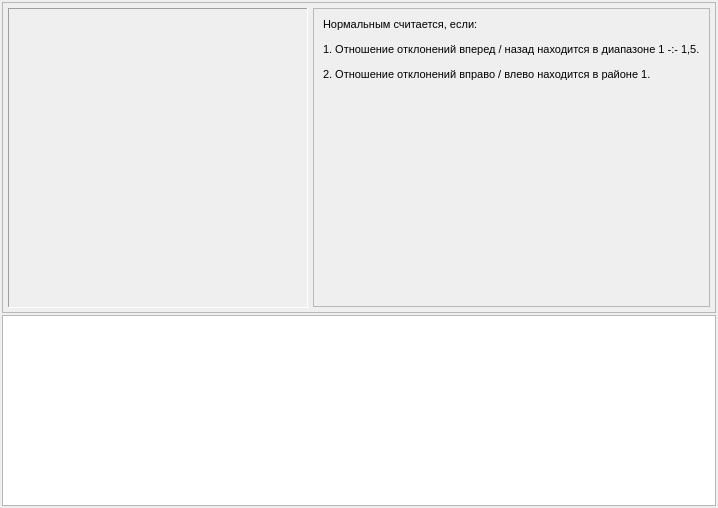
Qt form metodics/dynamic_tests/cross/crossvisualize.ui (grigp/a-analyser) before a commit.
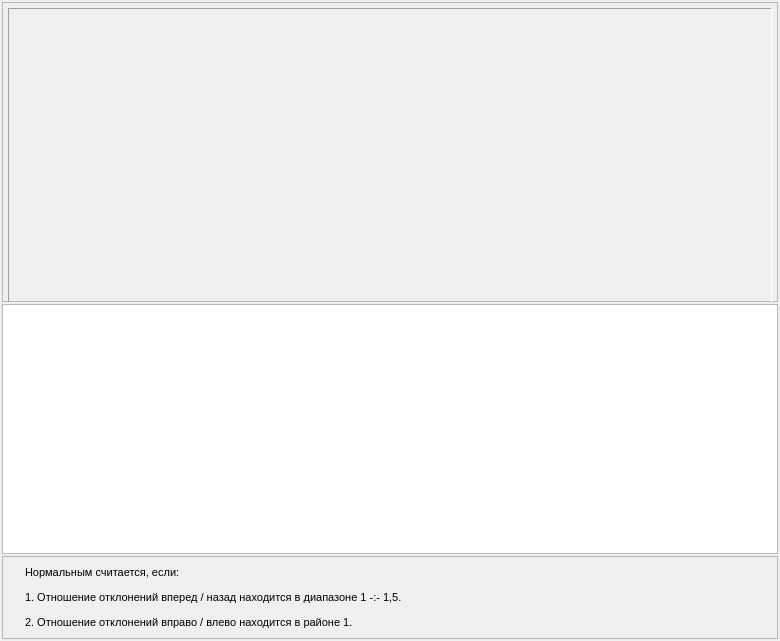
The same form after that commit. Icons and pictures are not drawn. Custom widgets are drawn as their Qt base class.

Patch:
```diff
--- a/metodics/dynamic_tests/cross/crossvisualize.ui
+++ b/metodics/dynamic_tests/cross/crossvisualize.ui
@@ -6,8 +6,8 @@
    <rect>
     <x>0</x>
     <y>0</y>
-    <width>706</width>
-    <height>508</height>
+    <width>780</width>
+    <height>641</height>
    </rect>
   </property>
   <property name="windowTitle">
@@ -95,15 +95,56 @@
         </layout>
        </widget>
       </item>
+     </layout>
+    </widget>
+   </item>
+   <item>
+    <widget class="QTreeView" name="tvFactors">
+     <property name="sizePolicy">
+      <sizepolicy hsizetype="Expanding" vsizetype="Fixed">
+       <horstretch>0</horstretch>
+       <verstretch>0</verstretch>
+      </sizepolicy>
+     </property>
+     <property name="minimumSize">
+      <size>
+       <width>0</width>
+       <height>250</height>
+      </size>
+     </property>
+    </widget>
+   </item>
       <item>
        <widget class="QFrame" name="frNorm">
+     <property name="sizePolicy">
+      <sizepolicy hsizetype="Preferred" vsizetype="Fixed">
+       <horstretch>0</horstretch>
+       <verstretch>0</verstretch>
+      </sizepolicy>
+     </property>
         <property name="frameShape">
          <enum>QFrame::StyledPanel</enum>
         </property>
         <property name="frameShadow">
          <enum>QFrame::Raised</enum>
         </property>
-        <layout class="QVBoxLayout" name="verticalLayout_2">
+     <layout class="QHBoxLayout" name="horizontalLayout_3">
+      <item>
+       <widget class="QLabel" name="lblInfoLogo">
+        <property name="sizePolicy">
+         <sizepolicy hsizetype="Maximum" vsizetype="Preferred">
+          <horstretch>0</horstretch>
+          <verstretch>0</verstretch>
+         </sizepolicy>
+        </property>
+        <property name="text">
+         <string/>
+        </property>
+        <property name="pixmap">
+         <pixmap resource="../../../kernel.qrc">:/images/Info.png</pixmap>
+        </property>
+       </widget>
+      </item>
          <item>
           <widget class="QLabel" name="lblNorm">
            <property name="sizePolicy">
@@ -124,7 +165,13 @@
             </font>
            </property>
            <property name="text">
-            <string>&lt;html&gt;&lt;head/&gt;&lt;body&gt;&lt;p&gt;&lt;span style=&quot; font-size:8pt;&quot;&gt;Нормальным считается, если:&lt;/span&gt;&lt;/p&gt;&lt;p&gt;&lt;span style=&quot; font-size:8pt;&quot;&gt;1. Отношение отклонений вперед / назад находится в диапазоне 1 -:- 1,5.&lt;/span&gt;&lt;/p&gt;&lt;p&gt;&lt;span style=&quot; font-size:8pt;&quot;&gt;2. Отношение отклонений вправо / влево находится в районе 1.&lt;/span&gt;&lt;/p&gt;&lt;/body&gt;&lt;/html&gt;</string>
+         <string>&lt;!DOCTYPE HTML PUBLIC &quot;-//W3C//DTD HTML 4.0//EN&quot; &quot;http://www.w3.org/TR/REC-html40/strict.dtd&quot;&gt;
+&lt;html&gt;&lt;head&gt;&lt;meta name=&quot;qrichtext&quot; content=&quot;1&quot; /&gt;&lt;style type=&quot;text/css&quot;&gt;
+p, li { white-space: pre-wrap; }
+&lt;/style&gt;&lt;/head&gt;&lt;body style=&quot; font-family:'MS Shell Dlg 2'; font-size:12pt; font-weight:400; font-style:normal;&quot;&gt;
+&lt;p style=&quot; margin-top:12px; margin-bottom:12px; margin-left:0px; margin-right:0px; -qt-block-indent:0; text-indent:0px;&quot;&gt;&lt;span style=&quot; font-size:8pt;&quot;&gt;Нормальным считается, если:&lt;/span&gt;&lt;/p&gt;
+&lt;p style=&quot; margin-top:12px; margin-bottom:12px; margin-left:0px; margin-right:0px; -qt-block-indent:0; text-indent:0px;&quot;&gt;&lt;span style=&quot; font-size:8pt;&quot;&gt;1. Отношение отклонений вперед / назад находится в диапазоне 1 -:- 1,5.&lt;/span&gt;&lt;/p&gt;
+&lt;p style=&quot; margin-top:12px; margin-bottom:12px; margin-left:0px; margin-right:0px; -qt-block-indent:0; text-indent:0px;&quot;&gt;&lt;span style=&quot; font-size:8pt;&quot;&gt;2. Отношение отклонений вправо / влево находится в районе 1.&lt;/span&gt;&lt;/p&gt;&lt;/body&gt;&lt;/html&gt;</string>
            </property>
            <property name="alignment">
             <set>Qt::AlignLeading|Qt::AlignLeft|Qt::AlignTop</set>
@@ -134,27 +181,8 @@
            </property>
           </widget>
          </item>
-         <item>
-          <spacer name="verticalSpacer">
-           <property name="orientation">
-            <enum>Qt::Vertical</enum>
-           </property>
-           <property name="sizeHint" stdset="0">
-            <size>
-             <width>20</width>
-             <height>40</height>
-            </size>
-           </property>
-          </spacer>
-         </item>
-        </layout>
-       </widget>
-      </item>
-     </layout>
-    </widget>
-   </item>
-   <item>
-    <widget class="QTreeView" name="tvFactors"/>
+     </layout>
+    </widget>
    </item>
   </layout>
  </widget>
```
Left out of the diff: 4 changed lines with no effect on the pictures. Lines whose indentation alone changed are shown as unchanged.
